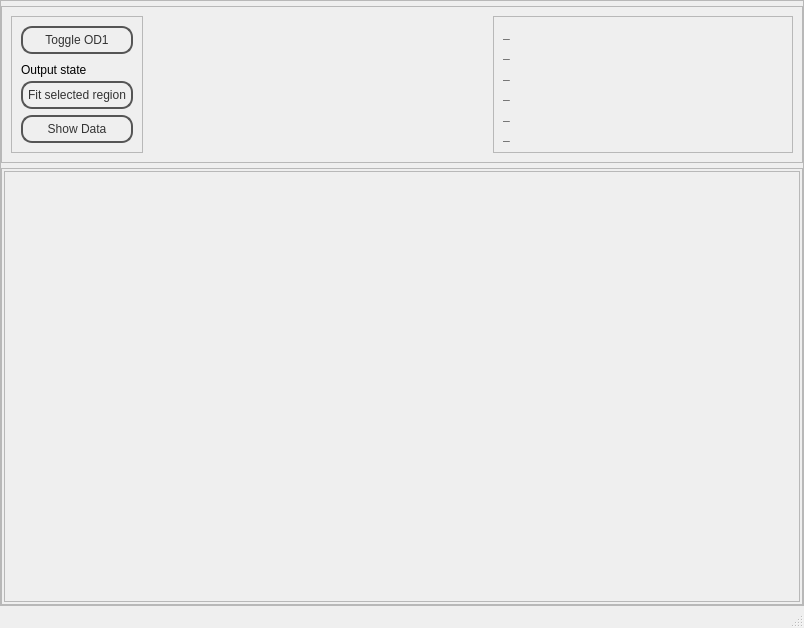
The window that v0/templates/template_transient.ui (jithinbp/vLabtool-v0) describes before a commit, drawn with Qt 5.
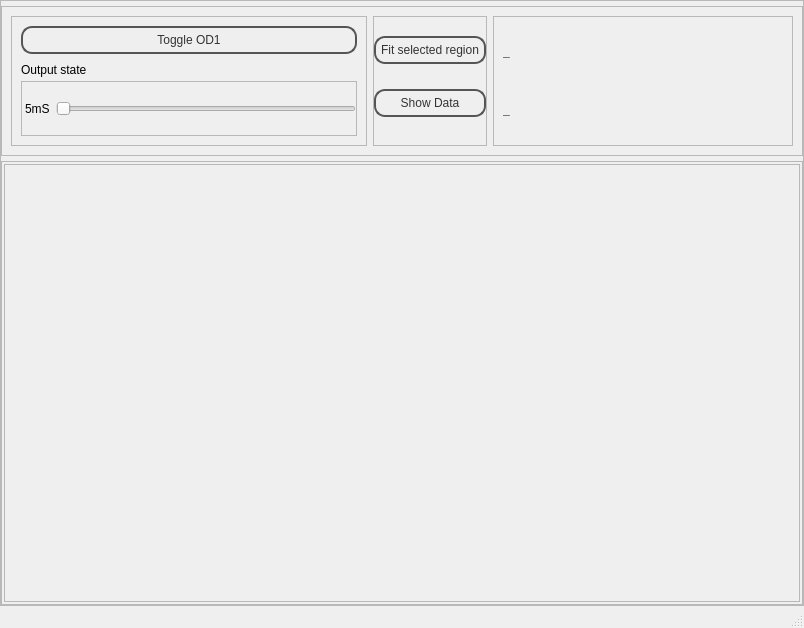
The same window after the commit.

Commit message: Transient RLC add

The edit to the form file:
```diff
--- a/v0/templates/template_transient.ui
+++ b/v0/templates/template_transient.ui
@@ -157,6 +157,71 @@
               </widget>
              </item>
              <item>
+              <widget class="QFrame" name="frame_6">
+               <property name="frameShape">
+                <enum>QFrame::StyledPanel</enum>
+               </property>
+               <property name="frameShadow">
+                <enum>QFrame::Raised</enum>
+               </property>
+               <layout class="QHBoxLayout" name="horizontalLayout_2">
+                <property name="leftMargin">
+                 <number>3</number>
+                </property>
+                <property name="topMargin">
+                 <number>0</number>
+                </property>
+                <property name="rightMargin">
+                 <number>0</number>
+                </property>
+                <property name="bottomMargin">
+                 <number>0</number>
+                </property>
+                <item>
+                 <widget class="QLabel" name="tgLabel">
+                  <property name="text">
+                   <string>5mS</string>
+                  </property>
+                 </widget>
+                </item>
+                <item>
+                 <widget class="QSlider" name="horizontalSlider">
+                  <property name="maximum">
+                   <number>9</number>
+                  </property>
+                  <property name="pageStep">
+                   <number>1</number>
+                  </property>
+                  <property name="orientation">
+                   <enum>Qt::Horizontal</enum>
+                  </property>
+                 </widget>
+                </item>
+               </layout>
+              </widget>
+             </item>
+            </layout>
+           </widget>
+          </item>
+          <item>
+           <widget class="QFrame" name="frame_5">
+            <property name="frameShape">
+             <enum>QFrame::StyledPanel</enum>
+            </property>
+            <property name="frameShadow">
+             <enum>QFrame::Raised</enum>
+            </property>
+            <layout class="QVBoxLayout" name="verticalLayout_4">
+             <property name="leftMargin">
+              <number>0</number>
+             </property>
+             <property name="topMargin">
+              <number>0</number>
+             </property>
+             <property name="rightMargin">
+              <number>0</number>
+             </property>
+             <item>
               <widget class="QPushButton" name="pushButton_5">
                <property name="text">
                 <string>Fit selected region</string>
@@ -173,19 +238,6 @@
             </layout>
            </widget>
           </item>
-          <item>
-           <spacer name="horizontalSpacer">
-            <property name="orientation">
-             <enum>Qt::Horizontal</enum>
-            </property>
-            <property name="sizeHint" stdset="0">
-             <size>
-              <width>310</width>
-              <height>20</height>
-             </size>
-            </property>
-           </spacer>
-          </item>
           <item>
            <widget class="QFrame" name="frame_4">
             <property name="minimumSize">
@@ -227,58 +279,6 @@
                </property>
               </widget>
              </item>
-             <item>
-              <widget class="QLabel" name="LLabel">
-               <property name="font">
-                <font>
-                 <weight>75</weight>
-                 <bold>true</bold>
-                </font>
-               </property>
-               <property name="text">
-                <string>_</string>
-               </property>
-              </widget>
-             </item>
-             <item>
-              <widget class="QLabel" name="RLabel">
-               <property name="font">
-                <font>
-                 <weight>75</weight>
-                 <bold>true</bold>
-                </font>
-               </property>
-               <property name="text">
-                <string>_</string>
-               </property>
-              </widget>
-             </item>
-             <item>
-              <widget class="QLabel" name="LCLabel">
-               <property name="font">
-                <font>
-                 <weight>75</weight>
-                 <bold>true</bold>
-                </font>
-               </property>
-               <property name="text">
-                <string>_</string>
-               </property>
-              </widget>
-             </item>
-             <item>
-              <widget class="QLabel" name="ILabel">
-               <property name="font">
-                <font>
-                 <weight>75</weight>
-                 <bold>true</bold>
-                </font>
-               </property>
-               <property name="text">
-                <string>_</string>
-               </property>
-              </widget>
-             </item>
             </layout>
            </widget>
           </item>
@@ -326,7 +326,7 @@
                <x>0</x>
                <y>0</y>
                <width>796</width>
-               <height>391</height>
+               <height>412</height>
               </rect>
              </property>
              <layout class="QGridLayout" name="gridLayout_4">
```
Left out of the diff: 25 changed lines with no effect on the pictures. The commit also changes 10 other files.
